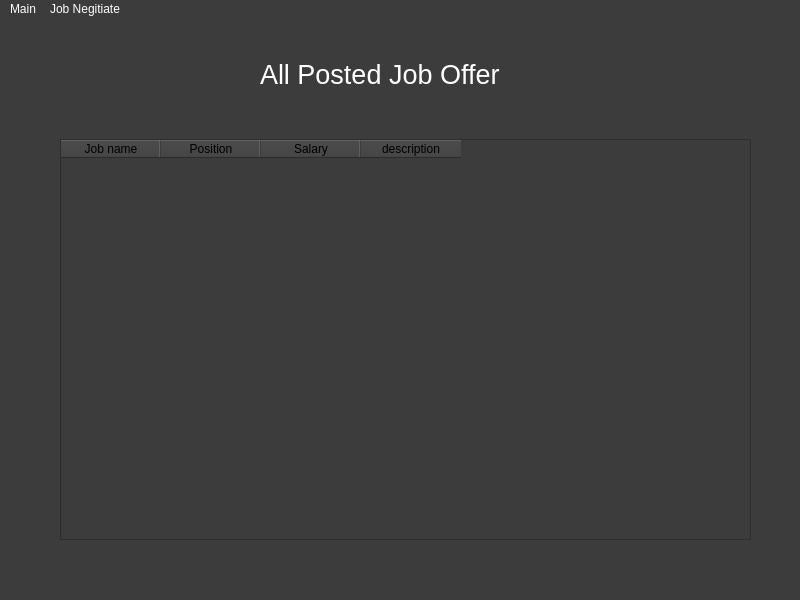
The window that ui_form/Company_main_screen.ui (Sirawap/PathFinder-Project) describes before a commit, drawn with Qt 5.
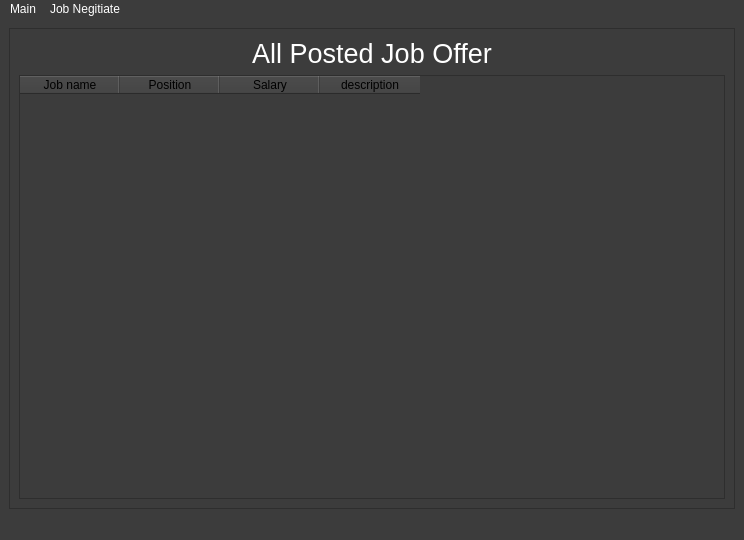
The same window after the commit.

Commit message: new comp main screen

The edit to the form file:
```diff
--- a/ui_form/Company_main_screen.ui
+++ b/ui_form/Company_main_screen.ui
@@ -6,8 +6,8 @@
    <rect>
     <x>0</x>
     <y>0</y>
-    <width>800</width>
-    <height>600</height>
+    <width>744</width>
+    <height>540</height>
    </rect>
   </property>
   <property name="windowTitle">
@@ -21,15 +21,24 @@
 }</string>
   </property>
   <widget class="QWidget" name="centralwidget">
+   <layout class="QGridLayout" name="gridLayout">
+    <item row="0" column="0">
+     <widget class="QScrollArea" name="scrollArea">
+      <property name="widgetResizable">
+       <bool>true</bool>
+      </property>
+      <widget class="QWidget" name="scrollAreaWidgetContents">
+       <property name="geometry">
+        <rect>
+         <x>0</x>
+         <y>0</y>
+         <width>724</width>
+         <height>479</height>
+        </rect>
+       </property>
+       <layout class="QVBoxLayout" name="verticalLayout">
+        <item>
    <widget class="QLabel" name="label">
-    <property name="geometry">
-     <rect>
-      <x>260</x>
-      <y>20</y>
-      <width>291</width>
-      <height>71</height>
-     </rect>
-    </property>
     <property name="font">
      <font>
       <pointsize>20</pointsize>
@@ -38,16 +47,13 @@
     <property name="text">
      <string>All Posted Job Offer</string>
     </property>
-   </widget>
+          <property name="alignment">
+           <set>Qt::AlignCenter</set>
+          </property>
+         </widget>
+        </item>
+        <item>
    <widget class="QTableWidget" name="tableWidget">
-    <property name="geometry">
-     <rect>
-      <x>60</x>
-      <y>120</y>
-      <width>691</width>
-      <height>401</height>
-     </rect>
-    </property>
     <property name="styleSheet">
      <string notr="true">color: black;</string>
     </property>
@@ -72,14 +78,20 @@
      </property>
     </column>
    </widget>
+        </item>
+       </layout>
+      </widget>
+     </widget>
+    </item>
+   </layout>
   </widget>
   <widget class="QMenuBar" name="menubar">
    <property name="geometry">
     <rect>
      <x>0</x>
      <y>0</y>
-     <width>800</width>
-     <height>26</height>
+     <width>744</width>
+     <height>21</height>
     </rect>
    </property>
    <widget class="QMenu" name="menuMain">
```
Lines whose indentation alone changed are shown as unchanged. The commit also changes 2 other files.
